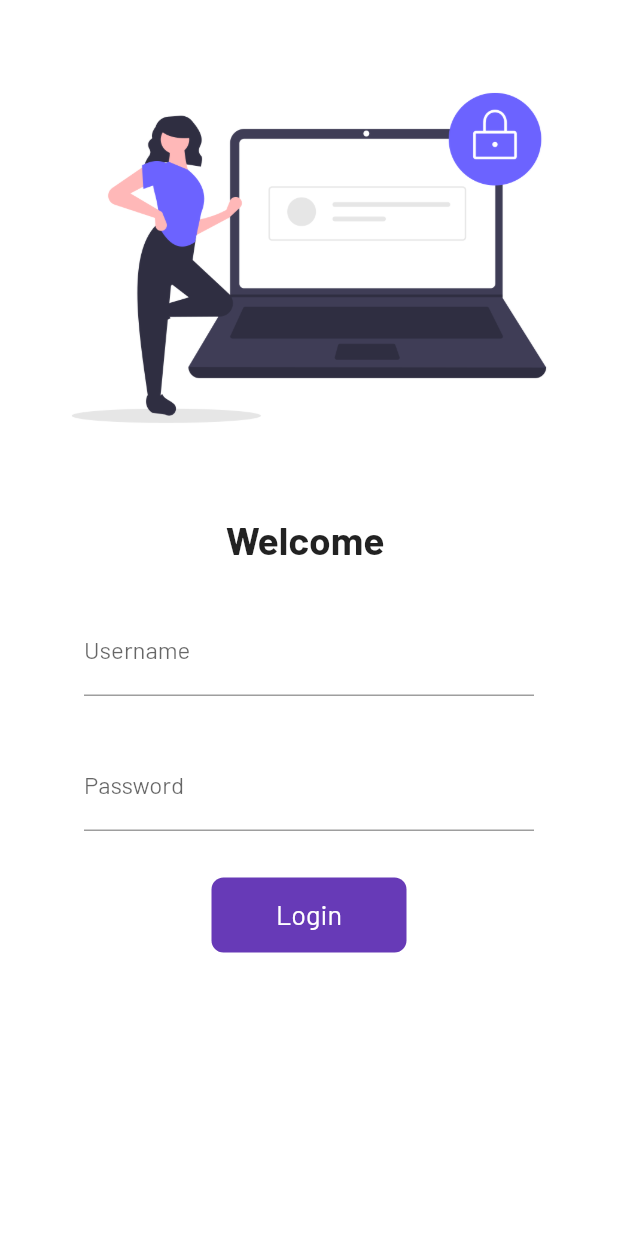
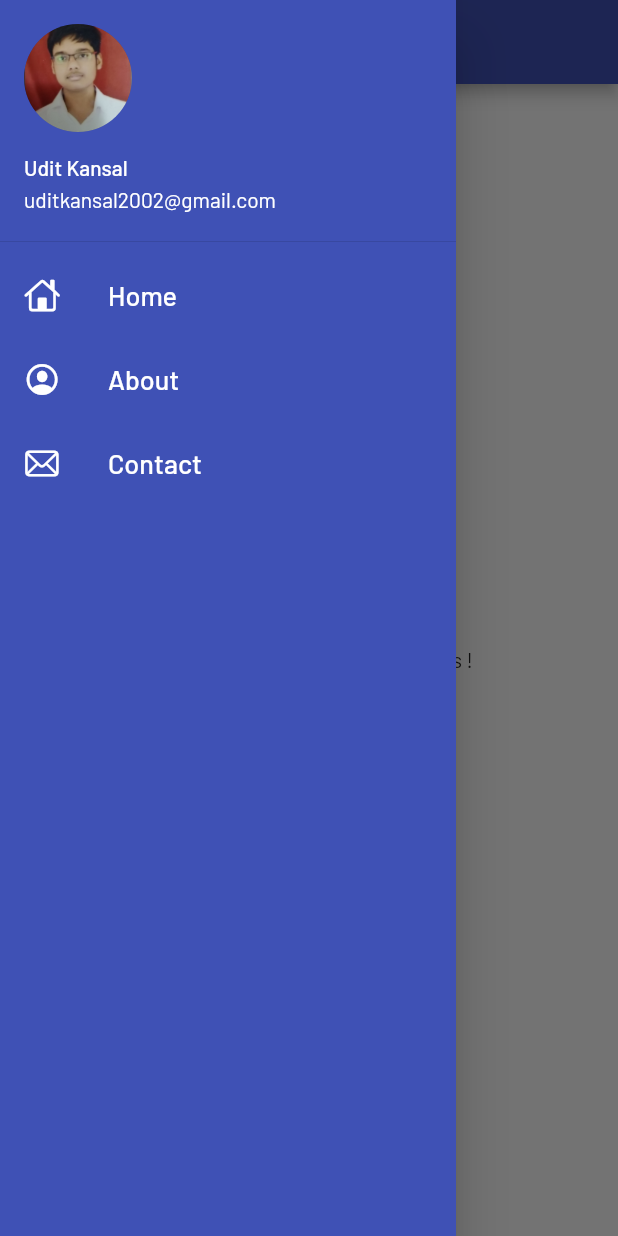
Before and after one commit to 25kudit/Learning_Flutter, a Flutter app: the screen it shows after launch, with the side drawer open (before the commit the screen has no drawer), on a phone screen of 412 x 824 dp. Run offline on Flutter 3.47's test engine with Material 2 defaults, Android fonts, the phone set to English and light mode, and no system bars; our stand-ins replace google_fonts.

Commit message:
commit day9

```diff
--- a/lib/main.dart
+++ b/lib/main.dart
@@ -16,10 +16,10 @@ class UditApk extends StatelessWidget {
       home: homepage(),
       themeMode: ThemeMode.light,
       theme: ThemeData(
-        primarySwatch: Colors.pink,
+        primarySwatch: Colors.indigo,
         fontFamily: GoogleFonts.barlow().fontFamily
       ),
-      initialRoute: "/login",
+      initialRoute: "/home",
       routes: {
         "/home": (context) => homepage(),
         "/login": (context) => LoginPage()
--- a/lib/pages/homepage.dart
+++ b/lib/pages/homepage.dart
@@ -1,4 +1,5 @@
 import 'package:flutter/material.dart';
+import 'package:flutter_application_1/widgets/mydrawer.dart';
 
 class homepage extends StatelessWidget {
   final num days = 46.001;
@@ -8,14 +9,14 @@ class homepage extends StatelessWidget {
     return Scaffold(
       appBar: AppBar(
         title: Text("Catalog Apk"),
-        shadowColor: Colors.pink,
+        //shadowColor: Colors.deepPurple
       ),
       body: Center(
         child: Container(
           child: Text("Learning $lang and git in $days days !"),
         ),
       ),
-      drawer: Drawer(),
+      drawer: MyDrawer(),
     );
   }
 }
--- a/lib/pages/loginpage.dart
+++ b/lib/pages/loginpage.dart
@@ -47,6 +47,9 @@ class _LoginPageState extends State<LoginPage> {
                       if (val!.isEmpty) {
                         return "Username cannot be empty";
                       }
+                      if (val != "Udit") {
+                        return "invalid username";
+                      }
                       return null;
                     },
                     decoration: InputDecoration(
@@ -57,7 +60,7 @@ class _LoginPageState extends State<LoginPage> {
                     },
                   ),
                 ),
-                SizedBox(height:20),
+                SizedBox(height: 20),
                 SizedBox(
                   height: 70,
                   width: 300,
@@ -68,6 +71,8 @@ class _LoginPageState extends State<LoginPage> {
                         return "Password cannot be empty";
                       } else if (val.length < 6) {
                         return "Password length cannot be less than 6";
+                      } else if (val != "1234567") {
+                        return "invalid password";
                       }
                       return null;
                     },
@@ -93,10 +98,8 @@ class _LoginPageState extends State<LoginPage> {
                         Navigator.pushNamed(context, "/home");
                         setState(() {
                           statechange = false;
-                        }
-                        );
+                        });
                       }
-
                     },
                     child: AnimatedContainer(
                       duration: Duration(seconds: 1),
--- /dev/null
+++ b/lib/widgets/mydrawer.dart
@@ -0,0 +1,64 @@
+// ignore_for_file: prefer_const_constructors, prefer_const_literals_to_create_immutables
+
+
+
+import 'package:flutter/cupertino.dart';
+import 'package:flutter/material.dart';
+class MyDrawer extends StatelessWidget {
+
+  @override
+  Widget build(BuildContext context) {
+    return Drawer(
+      child: Container(
+        color: Colors.indigo,
+        child: ListView(
+          padding: EdgeInsets.zero,
+
+          children: [
+            DrawerHeader(
+              padding: EdgeInsets.zero,
+              child: UserAccountsDrawerHeader(
+                margin: EdgeInsets.zero,
+                accountName: Text("Udit Kansal"),
+                accountEmail: Text("uditkansal2002@gmail.com"),
+                currentAccountPicture: CircleAvatar(
+                  backgroundImage: AssetImage("assets/images/Udit_passportphoto.jpeg"),
+                )
+              )
+            ),
+            ListTile(
+              leading: Icon(CupertinoIcons.home,color: Colors.white,),
+              title: Text(
+                "Home",
+                style: TextStyle(
+                  fontSize: 18,
+                  color: Colors.white,
+                ),
+              ),
+            ),
+            ListTile(
+              leading: Icon(CupertinoIcons.profile_circled,color: Colors.white,),
+              title: Text(
+                "About",
+                style: TextStyle(
+                  fontSize: 18,
+                  color: Colors.white,
+                ),
+              ),
+            ),
+            ListTile(
+              leading: Icon(CupertinoIcons.mail,color: Colors.white,),
+              title: Text(
+                "Contact",
+                style: TextStyle(
+                  fontSize: 18,
+                  color: Colors.white,
+                ),
+              ),
+            ),
+          ],
+        ),
+      ),
+    );
+  }
+}
```
Also changed, not shown: assets/images/Udit_passportphoto.jpeg (added).
